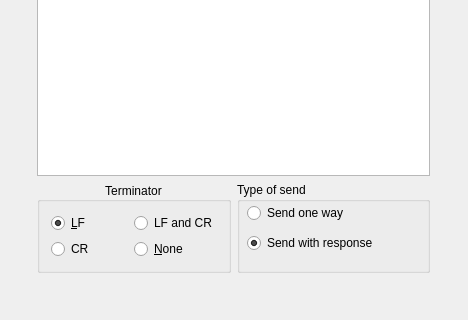
Old version of the form tcp_terminal/tcpterminal.ui in the repository gdimitriu/tcp_tools; both pictures show x 0 to 468 and y 158 to 478 of the 468 by 478 pixel window.
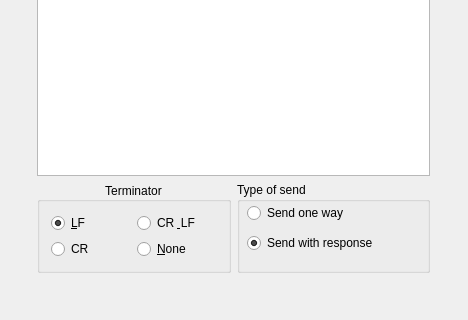
New version of the form.

Commit message: solved some bugs in sending crlf

Patch:
```diff
--- a/tcp_terminal/tcpterminal.ui
+++ b/tcp_terminal/tcpterminal.ui
@@ -17,7 +17,7 @@
    <property name="contextMenuPolicy">
     <enum>Qt::NoContextMenu</enum>
    </property>
-   <widget class="QWidget" name="">
+   <widget class="QWidget" name="layoutWidget">
     <property name="geometry">
      <rect>
       <x>26</x>
@@ -207,7 +207,7 @@
           <item row="0" column="1">
            <widget class="QRadioButton" name="lfcrTerminator">
             <property name="text">
-             <string>LF and CR</string>
+             <string>CR &amp; LF</string>
             </property>
            </widget>
           </item>
```
Left out of the diff: 2 changed lines with no effect on the pictures. The commit also changes 2 other files.
